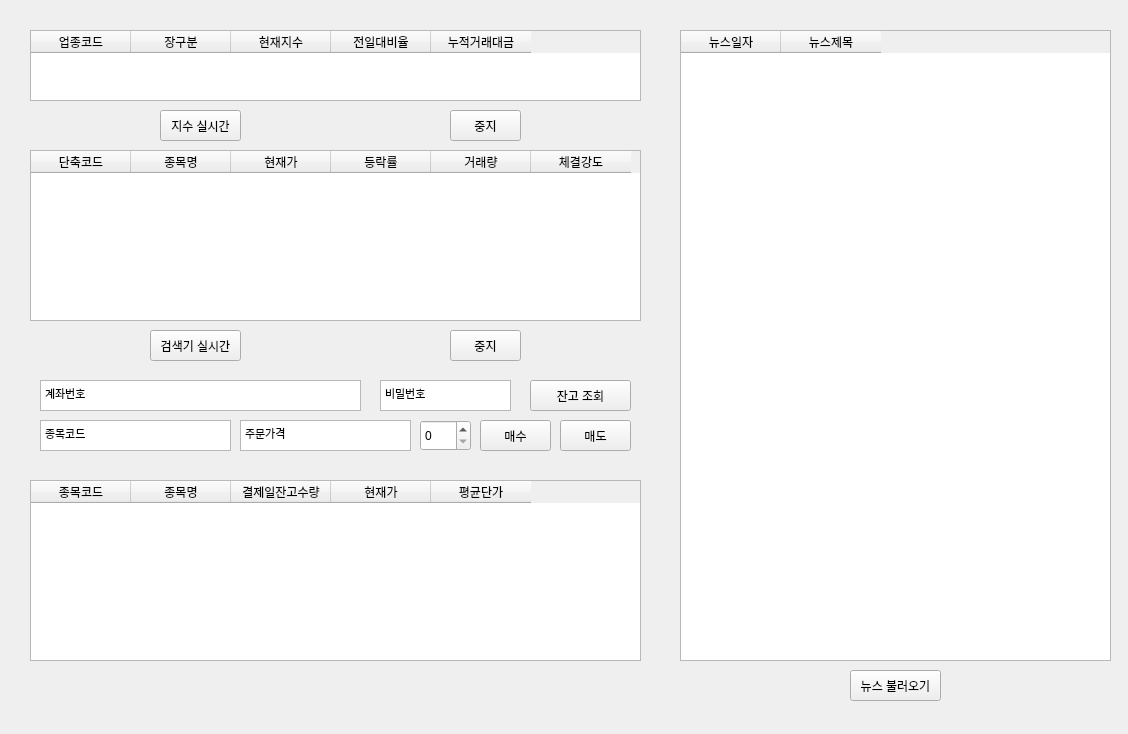
First picture: the form in indi/develop/finalUI.ui, repository wnsdnjs70/shinhan_indi_pj, before the edit.
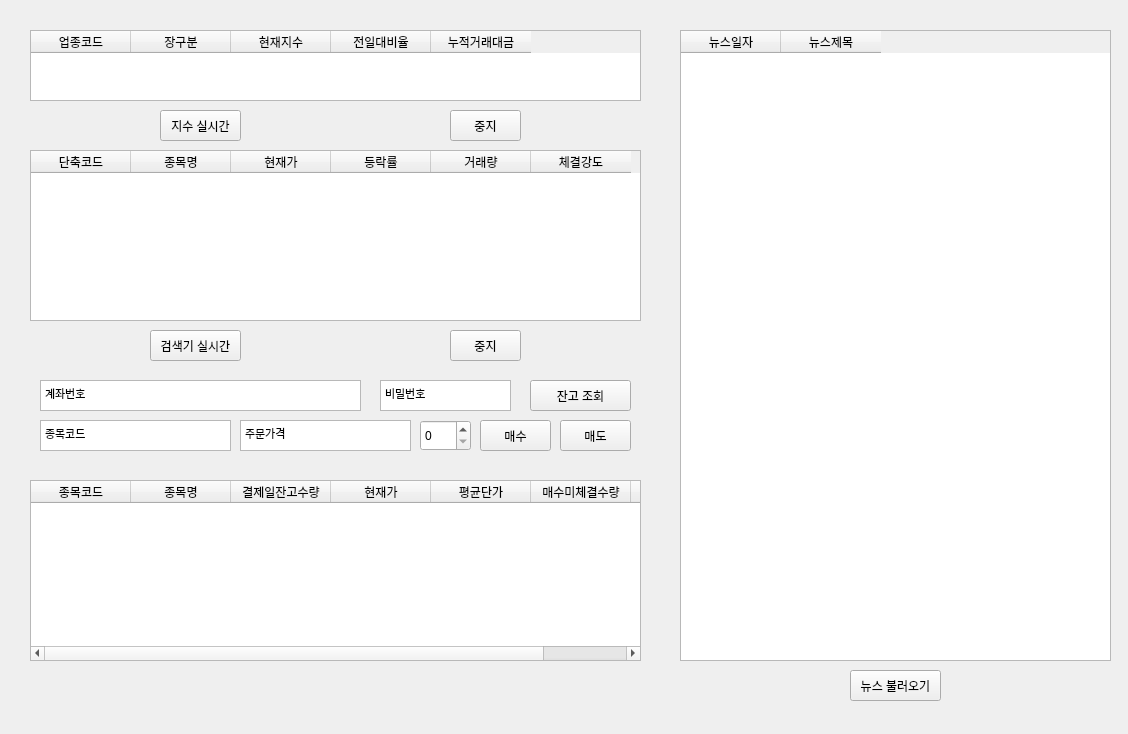
Second picture: the form after the edit.

The edit to the form file:
```diff
--- a/indi/develop/finalUI.ui
+++ b/indi/develop/finalUI.ui
@@ -325,6 +325,16 @@
       <string>평균단가</string>
      </property>
     </column>
+    <column>
+     <property name="text">
+      <string>매수미체결수량</string>
+     </property>
+    </column>
+    <column>
+     <property name="text">
+      <string>매도미체결수량</string>
+     </property>
+    </column>
    </widget>
   </widget>
  </widget>
```
